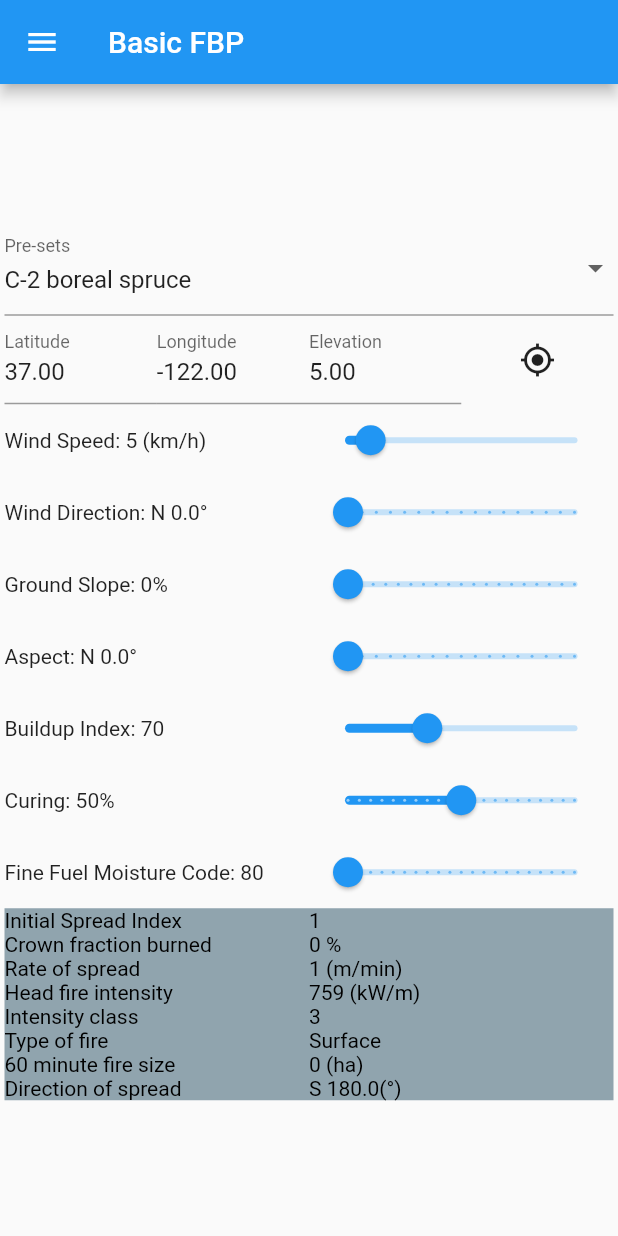
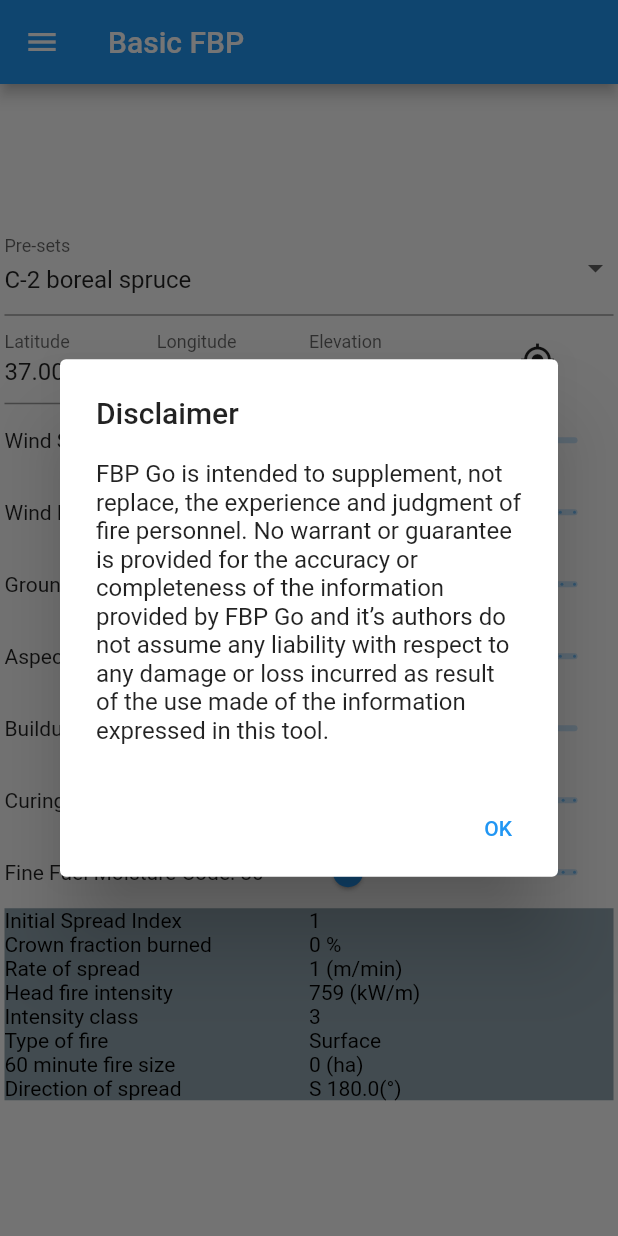
Before and after one commit to bcgov/fbp-go, a Flutter app: the screen it shows after launch, on a phone screen of 412 x 824 dp. Run offline on Flutter 3.47's test engine with Material 2 defaults, Android fonts, the phone set to English and light mode, and no system bars; our stand-ins replace geolocator.

Commit message:
added disclaimer

```diff
--- /dev/null
+++ b/assets/DISCLAIMER.txt
@@ -0,0 +1 @@
+FBP Go is intended to supplement, not replace, the experience and judgment of fire personnel. No warrant or guarantee is provided for the accuracy or completeness of the information provided by FBP Go and it’s authors do not assume any liability with respect to any damage or loss incurred as result of the use made of the information expressed in this tool.
--- a/lib/main.dart
+++ b/lib/main.dart
@@ -15,6 +15,8 @@ A PARTICULAR PURPOSE. See the GNU General Public License for more details.
 You should have received a copy of the GNU General Public License along with
 FBP Go. If not, see <https://www.gnu.org/licenses/>.
 */
+import 'package:flutter/services.dart';
+
 import 'about.dart';
 import 'fbp_advanced.dart';
 import 'package:flutter/material.dart';
@@ -30,7 +32,7 @@ class MyApp extends StatelessWidget {
   @override
   Widget build(BuildContext context) {
     return const MaterialApp(
-        title: 'Fire Behaviour Prediction', home: HomePage());
+        title: 'FBP Go (Fire Behaviour Prediction)', home: HomePage());
   }
 }
 
@@ -54,6 +56,7 @@ class HomePage extends StatefulWidget {
 
 class HomePageState extends State<HomePage> {
   Section _selectedSection = Section.basic;
+  bool showDisclaimer = true;
 
   String _getSectionText() {
     switch (_selectedSection) {
@@ -72,19 +75,36 @@ class HomePageState extends State<HomePage> {
     }
   }
 
+  Future<void> _showDisclaimer(BuildContext context) async {
+    String disclaimer = await rootBundle.loadString('assets/DISCLAIMER.txt');
+    return showDialog<void>(
+        context: context,
+        builder: (BuildContext context) {
+          return AlertDialog(
+            title: const Text('Disclaimer'),
+            content: SingleChildScrollView(
+              child: Text(disclaimer),
+            ),
+            actions: <Widget>[
+              TextButton(
+                  child: const Text('OK'),
+                  onPressed: () {
+                    Navigator.of(context).pop();
+                  })
+            ],
+          );
+        });
+  }
+
   _getSelectedSection(Section _section) {
     const double edgeInset = 3;
     switch (_section) {
       case (Section.about):
-        return Container(
-            // padding: const EdgeInsets.only(left: edgeInset, right: edgeInset),
-            // child: RichText(text: const TextSpan(text: 'About')));
-            child: SingleChildScrollView(
-                padding:
-                    const EdgeInsets.only(left: edgeInset, right: edgeInset),
-                child: Column(
-                  children: [AboutPage()],
-                )));
+        return SingleChildScrollView(
+            padding: const EdgeInsets.only(left: edgeInset, right: edgeInset),
+            child: Column(
+              children: const [AboutPage()],
+            ));
       case (Section.basic):
         return Center(
             child: SingleChildScrollView(
@@ -114,6 +134,10 @@ class HomePageState extends State<HomePage> {
 
   @override
   Widget build(BuildContext context) {
+    if (showDisclaimer) {
+      Future.delayed(Duration.zero, () => _showDisclaimer(context));
+      showDisclaimer = false;
+    }
     return Scaffold(
       appBar: AppBar(title: Text(_getSectionText())),
       body: _getSelectedSection(_selectedSection),
@@ -122,7 +146,7 @@ class HomePageState extends State<HomePage> {
         padding: EdgeInsets.zero,
         children: [
           const DrawerHeader(
-            child: Text('\u{1F525} Fire Behaviour Prediction'),
+            child: Text('FBP Go\n\nFire Behaviour Prediction on the go'),
             decoration: BoxDecoration(color: Colors.blue),
           ),
           ListTile(
--- a/pubspec.yaml
+++ b/pubspec.yaml
@@ -64,6 +64,7 @@ flutter:
   assets:
     - ABOUT.txt
     - LICENSE
+    - assets/DISCLAIMER.txt
   #   - graphics/
   #   - images/a_dot_burr.jpeg
   #   - images/a_dot_ham.jpeg
```
Also changed, not shown: 2 other files.
